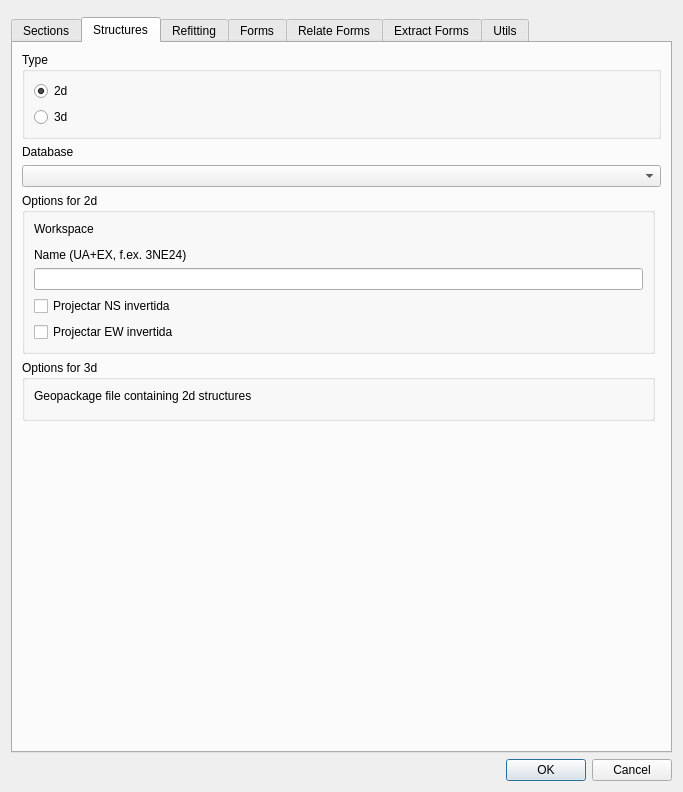
Qt form sugar_tools_dialog.ui (psigcat/sugartools) before a commit.
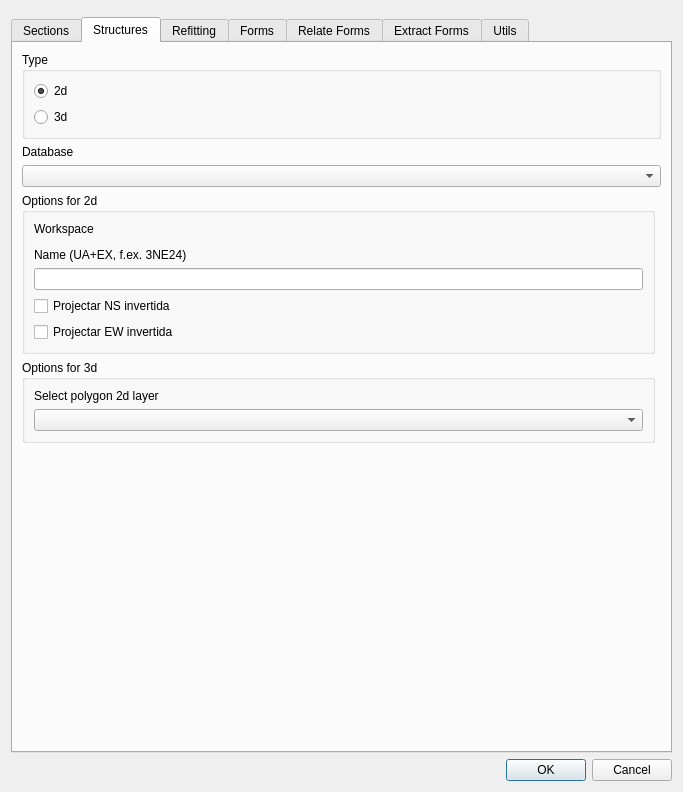
The same form after that commit. The open tabs and pages were chosen to show the change. Custom widgets are drawn as their Qt base class.

Commit message: change geopackage to layer selection, see #51

Diff of the .ui file:
```diff
--- a/sugar_tools_dialog.ui
+++ b/sugar_tools_dialog.ui
@@ -407,12 +407,12 @@
           <item>
            <widget class="QLabel" name="label_38">
             <property name="text">
-             <string>Geopackage file containing 2d structures</string>
+             <string>Select polygon 2d layer</string>
             </property>
            </widget>
           </item>
           <item>
-           <widget class="QgsFileWidget" name="structures_gpkg_3d"/>
+           <widget class="QgsMapLayerComboBox" name="structures_layer_3d"/>
           </item>
          </layout>
         </widget>
```
Left out of the diff: 2 changed lines with no effect on the pictures. The commit also changes 3 other files.
